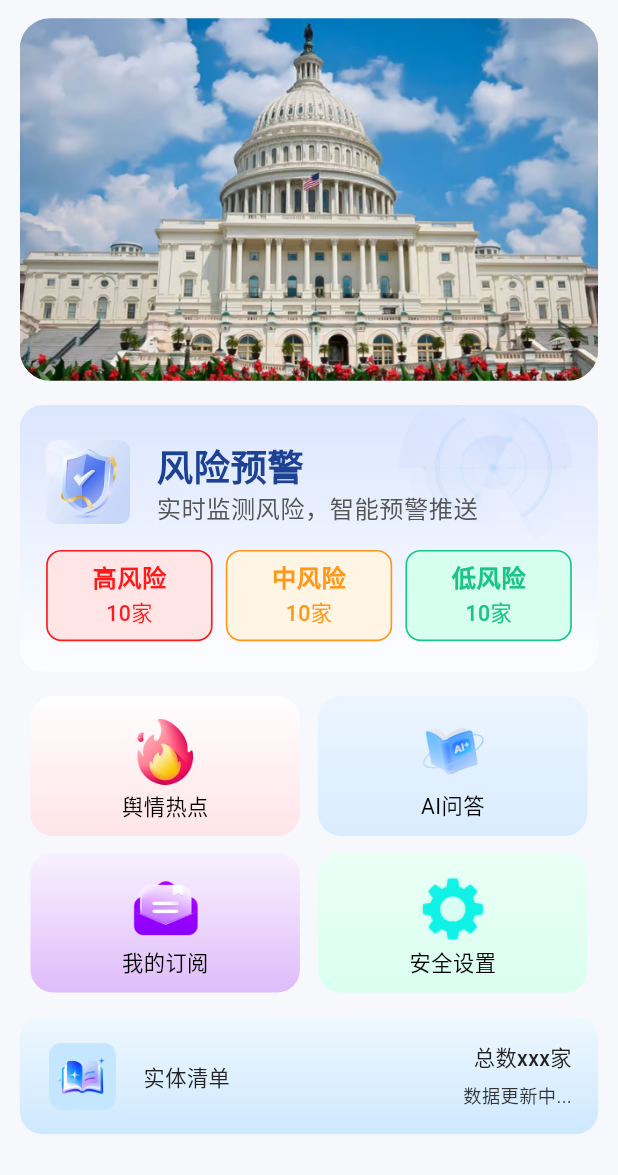
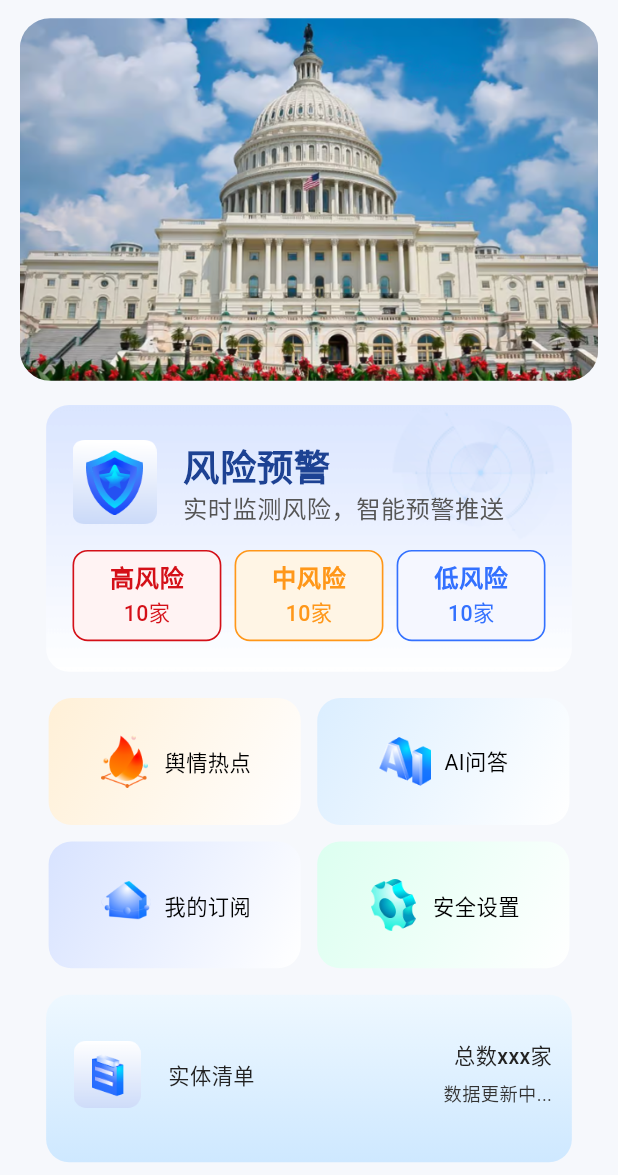
Before and after one commit to shen0909/FY_app, a Flutter app: the HomePage screen opened by its route, on a phone screen of 412 x 824 dp, the part 61-1236 px from its top. Run offline on Flutter 3.47's test engine with Material 3 defaults, Android fonts, the phone set to English and light mode, and no system bars; our stand-ins replace badges, dio, fl_chart, flutter_local_notifications, flutter_markdown, flutter_screenutil and 9 more; missing offline and left inert: flutter_archive, local_auth_android, side_sheet, version; accounts and stored records are empty; generated files the repository leaves out were written again; network calls fail; Roboto replaces fonts that are missing (AlibabaPuHuiTi).

Commit message:
feature: 首页修改

```diff
--- a/lib/pages/home/home_view.dart
+++ b/lib/pages/home/home_view.dart
@@ -24,9 +24,11 @@ class HomePage extends StatelessWidget {
       resizeToAvoidBottomInset: false,
       body: SafeArea(
         bottom: true,
-        child: Padding(
+        child: SingleChildScrollView(
+          child: Column(
+            children: [
+              Padding(
                 padding: EdgeInsets.only(left: 12.0.w, right: 12.w, top: 8.h),
-          child: SingleChildScrollView(
                 child: Column(
                   children: [
                     Row(
@@ -46,14 +48,23 @@ class HomePage extends StatelessWidget {
                     ),
                     SizedBox(height: 12.h),
                     _buildHeader(),
+                  ],
+                ),
+              ),
               SizedBox(height: 16.h),
+              Padding(
+                padding: EdgeInsets.only(left: 28.0.w, right: 28.w),
+                child: Column(
+                  children: [
                     Obx(() => _buildRiskWarning()),
-                SizedBox(height: 16.h),
+                    SizedBox(height: 16.w),
                     _buildQuickMenu(),
-                SizedBox(height: 16.h),
+                    SizedBox(height: 16.w),
                     _buildListUpdate(),
                   ],
                 ),
+              ),
+            ],
           ),
         ),
       ),
@@ -384,7 +395,7 @@ class HomePage extends StatelessWidget {
   // 底部快捷菜单
   Widget _buildQuickMenu() {
     return Wrap(
-      spacing: 11.w,
+      spacing: 10.w,
       runSpacing: 10.w,
       children:
           state.homeItemList.map((element) => _buildMenuItem(element)).toList(),
@@ -396,26 +407,27 @@ class HomePage extends StatelessWidget {
     return GestureDetector(
       onTap: () => _handleMenuItemClick(item['title']),
       child: Container(
-        width: MediaQuery.of(Get.context!).size.width / 2 - 24.w,
+        width: 153.w,
         padding: EdgeInsets.only(bottom: 10.w,top: 10.w),
-        height: 92.h,
+        height: 77.w,
         decoration: BoxDecoration(
           gradient: LinearGradient(
-              begin: Alignment.topCenter,
-              end: Alignment.bottomCenter,
+              begin: Alignment.bottomRight,
+              end: Alignment.topLeft,
               colors: item['bgColor']),
           borderRadius: BorderRadius.circular(15.r),
         ),
-        child: Column(
+        child: Row(
+          // mainAxisSize: MainAxisSize.min,
           mainAxisAlignment: MainAxisAlignment.center,
           children: [
             Image.asset(
               item['image'],
-              width: 40.w,
-              height: 40.w,
+              width: 32.w,
+              height: 32.w,
               fit: BoxFit.contain,
             ),
-            SizedBox(height: 8.h),
+            SizedBox(width: 8.w),
             Text(
               item['title'],
               style: TextStyle(
@@ -457,8 +469,8 @@ class HomePage extends StatelessWidget {
     return GestureDetector(
       onTap: () => logic.goDetailList(),
       child: Container(
-        padding:
-            EdgeInsets.only(top: 17.h, left: 16.w, bottom: 16.h, right: 16.w),
+        padding: EdgeInsets.only(top: 28.w, left: 15.w, bottom: 33.w, right: 12.w),
+        // height: 105.w,
         decoration: BoxDecoration(
           gradient: LinearGradient(
             colors: [
@@ -504,7 +516,7 @@ class HomePage extends StatelessWidget {
                   SizedBox(height: 14.h),
                   Text(
                     state.listUpdateTime.value.isNotEmpty
-                        ? "${DateTimeUtils.formatUpdateTime(state.listUpdateTime.value)}更新"
+                        ? "${state.listUpdateTime.value}更新"
                         : "数据更新中...", // 默认显示
                     style: TextStyle(
                       color: Color(0xFF333333),
--- a/lib/styles/colors.dart
+++ b/lib/styles/colors.dart
@@ -13,9 +13,9 @@ class FYColors {
   static const Color color_101148 = Color(0XFF101148); // AI智能问答标题颜色
   static const Color color_666666 = Color(0XFF666666); // 次要文字颜色
   /// 背景色
-  static const Color highRiskBg = Color(0XFFFFE5E5);
+  static const Color highRiskBg = Color(0XFFFFF3F3);
   static const Color middleRiskBg = Color(0XFFFFF5E5);
-  static const Color lowRiskBg = Color(0XFFD6FFF0);
+  static const Color lowRiskBg = Color(0XFFF5F7FF);
   static const Color color_F9F9F9 = Color(0XFFF9F9F9);
   static const Color color_F5F5F5 = Color(0XFFF5F5F5); // Perplexity按钮背景色
   static const Color color_F0F5FF = Color(0XFFF0F5FF); // 批量选择按钮背景色
@@ -26,18 +26,18 @@ class FYColors {
   static const Color color_E7E7E7 = Color(0XFFE7E7E7);
 
   /// 边框颜色
-  static const Color highRiskBorder = Color(0XFFFF1919);
+  static const Color highRiskBorder = Color(0XFFD41018);
   static const Color middleRiskBorder = Color(0XFFFF9719);
-  static const Color lowRiskBorder = Color(0XFF1BC487);
+  static const Color lowRiskBorder = Color(0XFF3371FF);
   static const Color color_FF6850 = Color(0XFFFF6850);
   static const Color color_07CC89 = Color(0XFF07CC89);
   static const Color color_D8D8D8 = Color(0XFFD8D8D8); // 未选中的复选框颜色
 
   /// 线性颜色
-  static const List<Color> hotBgGridle = [Color(0XFFFFFEFE), Color(0XFFFFE4E8)];
-  static const List<Color> aiBgGridle = [Color(0XFFEBF5FF), Color(0XFFD9ECFF)];
-  static const List<Color> orderBgGridle = [Color(0XFFF9F1FF), Color(0XFFDFBCFA)];
-  static const List<Color> settingBgGridle = [Color(0XFFEBFFF7), Color(0XFFD9FFEF)];
+  static const List<Color> hotBgGridle = [Color(0XFFFFFEFE), Color(0XFFFFF0D7)];
+  static const List<Color> aiBgGridle = [Color(0XFFFFFFFF), Color(0XFFDBEEFF)];
+  static const List<Color> orderBgGridle = [Color(0XFFFFFFFF), Color(0XFFD8E3FF)];
+  static const List<Color> settingBgGridle = [Color(0XFFFFFFFF), Color(0XFFDCFFF0)];
   static const List<Color> loginBtn = [Color(0XFF345DFF), Color(0XFF2F89F8)];
 
   static const Color color_3361FE = Color(0xFF3361FE); // 单位类别未选中蓝色
```
Also changed, not shown: assets/images/2.0x/ai_icon.png, assets/images/2.0x/detail_list1.png, assets/images/2.0x/hot_icon1.png, assets/images/2.0x/order_icon1.png, assets/images/2.0x/risky_icon.png, assets/images/2.0x/setting_icon.png, assets/images/3.0x/ai_icon.png, assets/images/3.0x/detail_list1.png, assets/images/3.0x/hot_icon1.png, assets/images/3.0x/order_icon1.png, assets/images/3.0x/risky_icon.png, assets/images/3.0x/setting_icon.png, assets/images/ai_icon.png, assets/images/detail_list1.png, 4 more files. Lines whose indentation alone changed are shown as unchanged.
